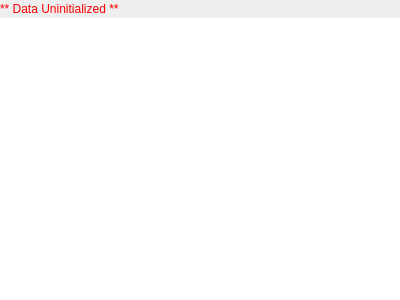
Before: the Qt Designer form modscan64/controls/outputwidget.ui in sanny32/OpenModScan, drawn with Qt 5.
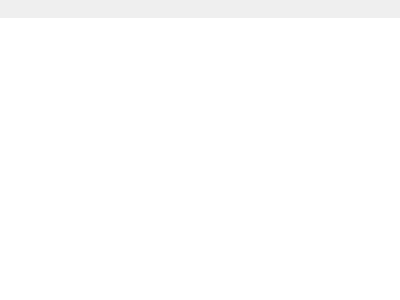
After: the same form once the commit is applied. The open tabs and pages were chosen to show the change.

```diff
--- a/modscan64/controls/outputwidget.ui
+++ b/modscan64/controls/outputwidget.ui
@@ -59,9 +59,6 @@
          <property name="styleSheet">
           <string notr="true">color: red;</string>
          </property>
-         <property name="text">
-          <string>** Data Uninitialized **</string>
-         </property>
         </widget>
        </item>
        <item>
```
Left out of the diff: 2 changed lines with no effect on the pictures.
